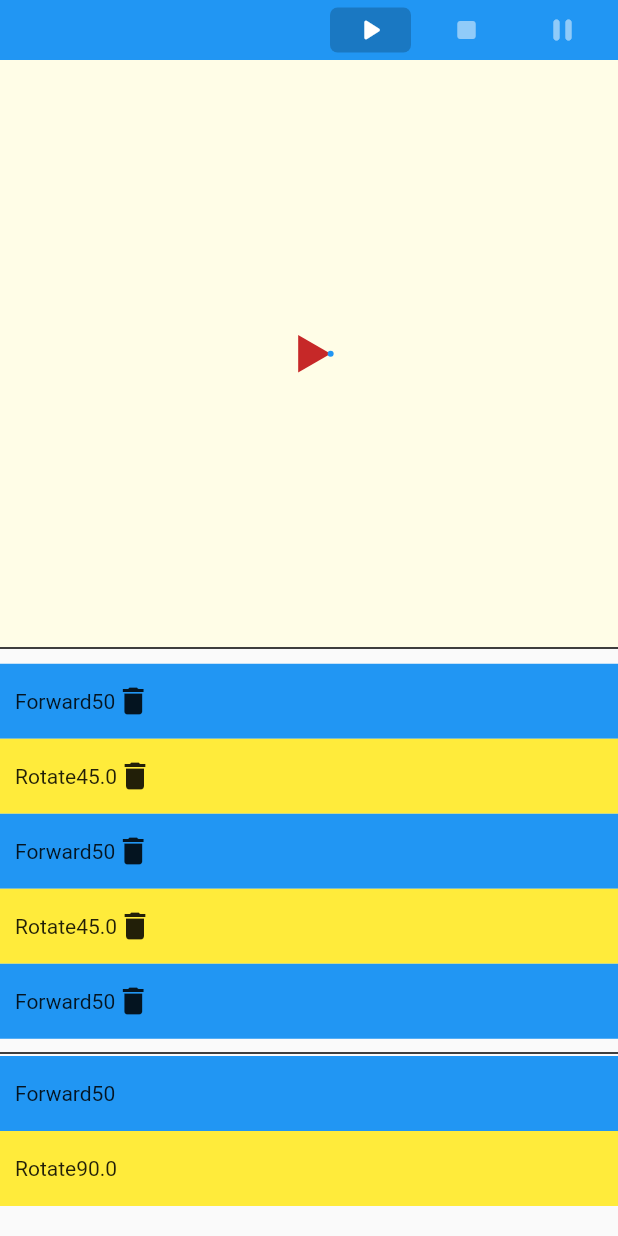
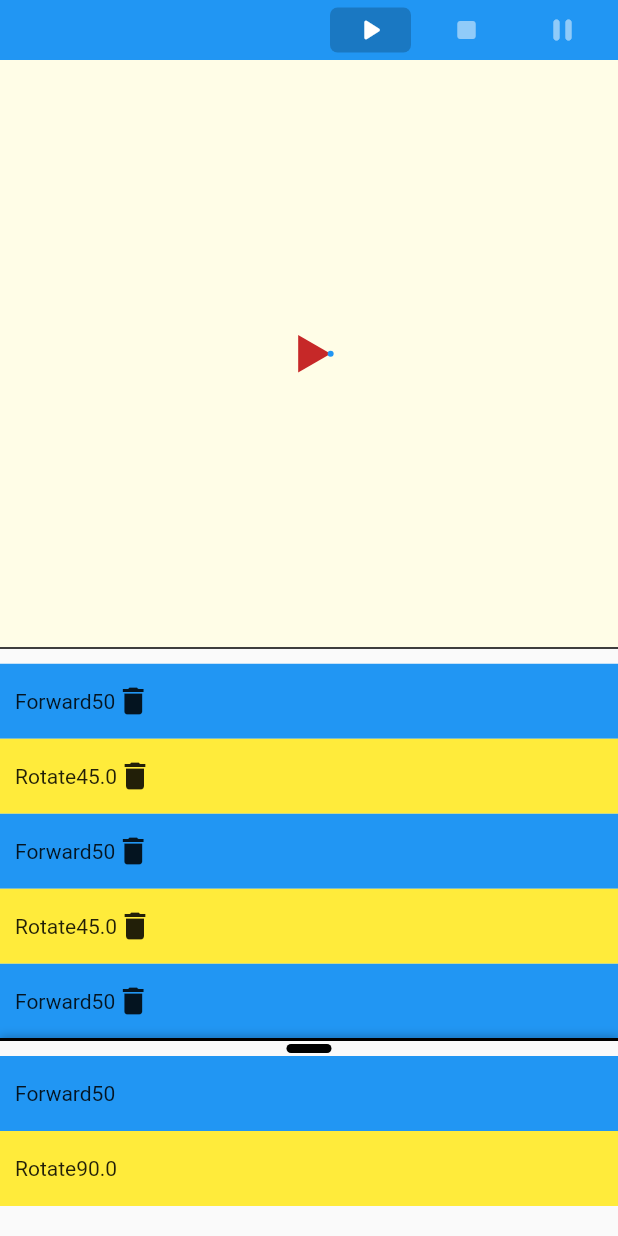
Before and after one commit to GiacomoPignoni/turtle_game, a Flutter app: the screen it shows after launch, on a phone screen of 412 x 824 dp. Run offline on Flutter 3.47's test engine with Material 2 defaults, Android fonts, the phone set to English and light mode, and no system bars.

Commit message:
Resizable container widget

```diff
--- a/lib/screens/main/widgets/commands_container.dart
+++ b/lib/screens/main/widgets/commands_container.dart
@@ -2,6 +2,7 @@ import 'package:flutter/material.dart';
 import 'package:provider/provider.dart';
 import 'package:turtle_game/screens/main/widgets/command_tile.dart';
 import 'package:turtle_game/screens/main/main_screen_state.dart';
+import 'package:turtle_game/widgets/resizable_container.dart';
 
 class CommandsContainer extends StatefulWidget {
   const CommandsContainer({Key? key}) : super(key: key);
@@ -11,18 +12,12 @@ class CommandsContainer extends StatefulWidget {
 }
 
 class _CommandsContainerState extends State<CommandsContainer> {
-  final ValueNotifier<double> _selectableCommandsHeight = ValueNotifier(120);
   final ScrollController _scrollController = ScrollController();
-
-  double _startDragY = 0;
-  double _maxSelectableCommandsHeight = 0;
 
   @override
   Widget build(BuildContext context) {
     return LayoutBuilder(
       builder: (context, constraints) {
-        _calculateMaxSelectableCommandsHeight(constraints);
-
         return Consumer<MainScreenState>(
           builder: (context, state, child) {
             return Column(
@@ -46,20 +41,10 @@ class _CommandsContainerState extends State<CommandsContainer> {
                     ]
                   )
                 ),
-                GestureDetector(
-                  onPanStart: _onPanStart,
-                  onPanUpdate: _onPanUpdate,
-                  child: const MouseRegion(
-                    cursor: SystemMouseCursors.resizeUpDown,
-                    child: Divider(height: 4, color: Colors.black, thickness: 1)
-                  )
-                ),
-                ValueListenableBuilder<double>(
-                  valueListenable: _selectableCommandsHeight,
-                  builder: (context, selectableCommandsHeight, child) {
-                    return SizedBox(
-                      height: selectableCommandsHeight,
-                      width: double.infinity,
+                ResizableContainer(
+                  initalHeight: 120,
+                  maxHeight: constraints.maxHeight * 0.8,
+                  minHeight: 50,
                   child: ListView(
                     children: List.generate(
                       state.selectableCommands.length,
@@ -75,8 +60,6 @@ class _CommandsContainerState extends State<CommandsContainer> {
                       }
                     ),
                   ),
-                    );
-                  }
                 )
               ],
             );
@@ -86,34 +69,8 @@ class _CommandsContainerState extends State<CommandsContainer> {
     );
   }
 
-  _calculateMaxSelectableCommandsHeight(BoxConstraints constraints) {
-    _maxSelectableCommandsHeight = constraints.maxHeight * 0.8;
-    if(_selectableCommandsHeight.value > _maxSelectableCommandsHeight) {
-      _selectableCommandsHeight.value = _maxSelectableCommandsHeight;
-    }
-  }
-
-  _onPanStart(DragStartDetails details) {
-    _startDragY = details.globalPosition.dy;
-  }
-
-  _onPanUpdate(DragUpdateDetails details) {
-    final newValue = _selectableCommandsHeight.value - (details.globalPosition.dy - _startDragY);
-
-    if(newValue < 1) {
-      _selectableCommandsHeight.value = 1;
-    } else if(newValue > _maxSelectableCommandsHeight) {
-      _selectableCommandsHeight.value = _maxSelectableCommandsHeight;
-    } else {
-      _selectableCommandsHeight.value = newValue;
-    }
-
-    _startDragY = details.globalPosition.dy;
-  }
-
   @override
   void dispose() {
-    _selectableCommandsHeight.dispose();
     _scrollController.dispose();
     super.dispose();
   }
--- /dev/null
+++ b/lib/widgets/resizable_container.dart
@@ -0,0 +1,109 @@
+import 'package:flutter/material.dart';
+
+class ResizableContainerConsts {
+  static const double toggleContainerHeight = 12;
+  static const double toggleHeight = 6;
+  static const double toggleWidth = 30;
+}
+
+class ResizableContainer extends StatefulWidget {
+  final Widget child;
+  final double initalHeight;
+  final double maxHeight;
+  final double minHeight;
+  final Color? backgroundColor;
+  final Color? toggleColor;
+
+  const ResizableContainer({
+    required this.child,
+    required this.initalHeight,
+    required this.maxHeight,
+    required this.minHeight,
+    this.toggleColor = Colors.black,
+    this.backgroundColor,
+    Key? key
+  }) : super(key: key);
+
+  @override
+  State<ResizableContainer> createState() => _ResizableContainerState();
+}
+
+class _ResizableContainerState extends State<ResizableContainer> {
+  late double _currentHeight = widget.initalHeight + ResizableContainerConsts.toggleContainerHeight;
+  double _startDragY = 0;
+
+  @override
+  Widget build(BuildContext context) {
+    return Container(
+      height: _currentHeight,
+      decoration: BoxDecoration(
+        color: widget.backgroundColor ?? Theme.of(context).scaffoldBackgroundColor,
+        boxShadow: const [
+          BoxShadow(
+            color: Color.fromRGBO(0, 0, 0, 0.3),
+            offset: Offset(0, 0),
+            blurRadius: 5,
+            spreadRadius: 1
+          )
+        ]
+      ),
+      child: Column(
+        children: [
+          GestureDetector(
+            onPanStart: _onPanStart,
+            onPanUpdate: _onPanUpdate,
+            child: MouseRegion(
+              cursor: SystemMouseCursors.resizeUpDown,
+              child: SizedBox(
+                height: ResizableContainerConsts.toggleContainerHeight,
+                child: Column(
+                  mainAxisSize: MainAxisSize.min,
+                  children: [
+                    Container(
+                      height: 2,
+                      color: widget.toggleColor,
+                    ),
+                    Padding(
+                      padding: const EdgeInsets.symmetric(vertical: 2),
+                      child: Container(
+                        width: ResizableContainerConsts.toggleWidth,
+                        height: ResizableContainerConsts.toggleHeight,
+                        decoration: BoxDecoration(
+                          color: widget.toggleColor,
+                          borderRadius: BorderRadius.circular(30)
+                        ),
+                      ),
+                    ),
+                  ],
+                ),
+              ),
+            ),
+          ),
+          Expanded(
+            child: widget.child
+          )
+        ],
+      ),
+    );
+  }
+
+  _onPanStart(DragStartDetails details) {
+    _startDragY = details.globalPosition.dy;
+  }
+
+  _onPanUpdate(DragUpdateDetails details) {
+    final newValue = _currentHeight - (details.globalPosition.dy - _startDragY);
+
+    setState(() {
+      if(newValue < widget.minHeight + ResizableContainerConsts.toggleContainerHeight) {
+        _currentHeight = widget.minHeight + ResizableContainerConsts.toggleContainerHeight;
+      } else if(newValue > widget.maxHeight - ResizableContainerConsts.toggleContainerHeight) {
+        _currentHeight = widget.maxHeight - ResizableContainerConsts.toggleContainerHeight;
+      } else {
+        _currentHeight = newValue;
+      }
+    });
+
+    _startDragY = details.globalPosition.dy;
+  }
+}
```
Lines whose indentation alone changed are shown as unchanged.
